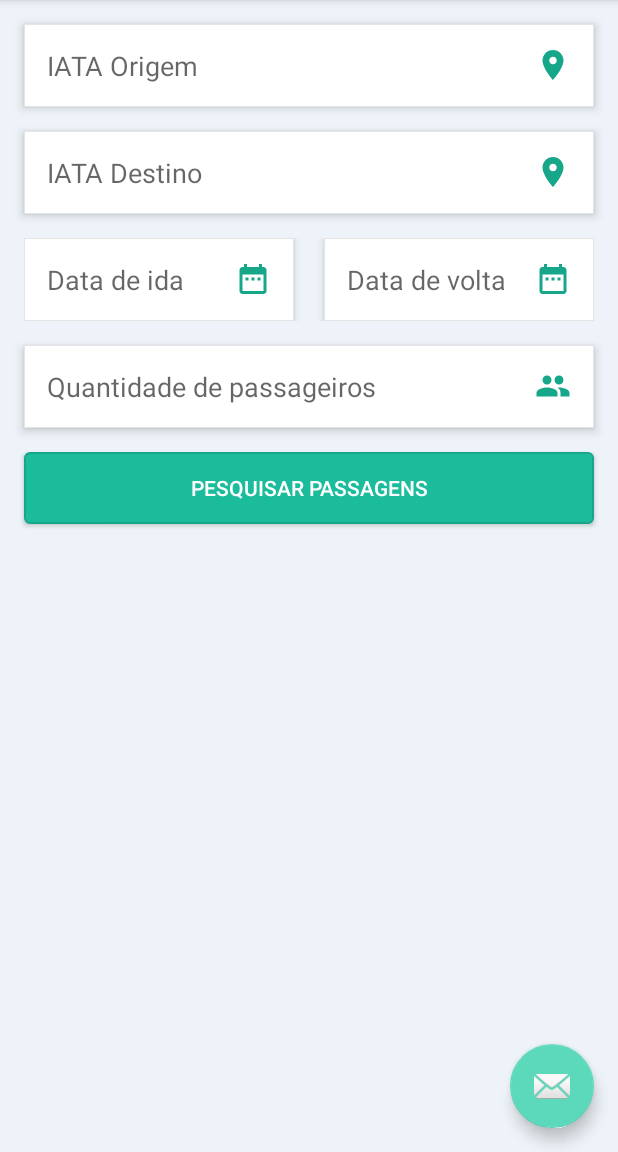
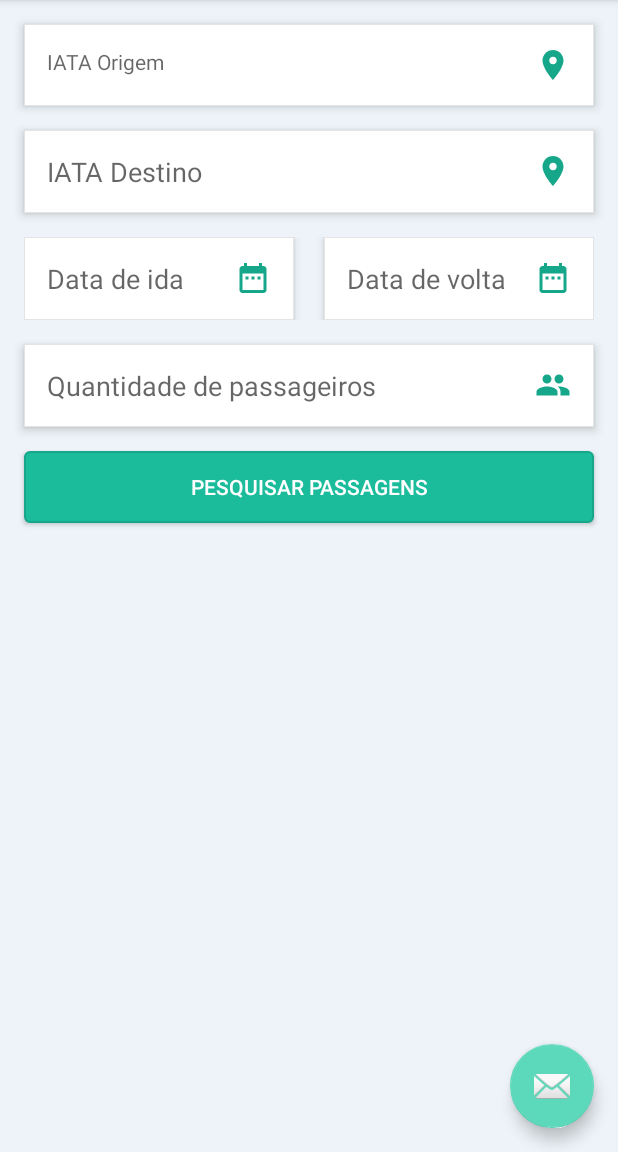
Before and after one commit to andreluiz1987/ProjetoMaxMilhas, an Android app: the screen it shows after launch (HomeActivity), on a phone screen of 412 x 824 dp, the part 84-1236 px from its top. Run offline under Robolectric (Android 15) with nearby library versions, the phone set to English and light mode, and no system bars; our stand-ins replace ButterKnife.

```diff
--- a/app/src/main/java/andrekabelim/br/projetomaxmilhas/ui/view/HomeActivity.java
+++ b/app/src/main/java/andrekabelim/br/projetomaxmilhas/ui/view/HomeActivity.java
@@ -1,5 +1,6 @@
 package andrekabelim.br.projetomaxmilhas.ui.view;
 
+import android.app.DatePickerDialog;
 import android.content.Intent;
 import android.os.Bundle;
 import android.support.design.widget.FloatingActionButton;
@@ -13,8 +14,13 @@ import android.view.View;
 import android.view.Menu;
 import android.view.MenuItem;
 import android.widget.Button;
+import android.widget.DatePicker;
+import android.widget.EditText;
 
+import java.text.SimpleDateFormat;
+import java.util.Calendar;
 import java.util.HashMap;
+import java.util.Locale;
 import java.util.Map;
 
 import andrekabelim.br.projetomaxmilhas.R;
@@ -27,6 +33,7 @@ import andrekabelim.br.projetomaxmilhas.ui.models.ResponseData;
 import andrekabelim.br.projetomaxmilhas.ui.support.http.GoibiboAPI;
 import andrekabelim.br.projetomaxmilhas.ui.support.http.RetrofitConfig;
 import butterknife.BindView;
+import butterknife.ButterKnife;
 import butterknife.OnClick;
 import retrofit2.Call;
 import retrofit2.Callback;
@@ -37,13 +44,18 @@ public class HomeActivity extends AppCompatActivity {
     @BindView(R.id.btn_find_tickets)
     Button btnSearch;
 
+    @BindView(R.id.edt_date_from)
+    EditText txtDateFrom;
+
     @Override
     protected void onCreate(Bundle savedInstanceState) {
         super.onCreate(savedInstanceState);
         setContentView(R.layout.activity_home);
+
         Toolbar toolbar = findViewById(R.id.toolbar);
         setSupportActionBar(toolbar);
 
+        ButterKnife.bind(this);
 //        AppCompatAutoCompleteTextView autoTextViewCustom = findViewById(R.id.acIATA);
 //
 //        AirportAdapter airportAdapter = new AirportAdapter(this, R.layout.autocomplete_item, CodeIATA.getIATACodes());
@@ -51,15 +63,16 @@ public class HomeActivity extends AppCompatActivity {
 //        autoTextViewCustom.setThreshold(1);
 //        autoTextViewCustom.setAdapter(airportAdapter);
 
-        Button btnSearch = findViewById(R.id.btn_find_tickets);
-        btnSearch.setOnClickListener(new View.OnClickListener() {
-            @Override
-            public void onClick(View view) {
+//        Button btnSearch = findViewById(R.id.btn_find_tickets);
+////        btnSearch.setOnClickListener(new View.OnClickListener() {
+////            @Override
+////            public void onClick(View view) {
+////
+////                Intent intent = new Intent(getApplicationContext(), FligthActivity.class);
+////                startActivity(intent);
+////            }
+////        });
 
-                Intent intent = new Intent(getApplicationContext(), FligthActivity.class);
-                startActivity(intent);
-            }
-        });
         FloatingActionButton fab = (FloatingActionButton) findViewById(R.id.fab);
         fab.setOnClickListener(new View.OnClickListener() {
             @Override
@@ -69,7 +82,7 @@ public class HomeActivity extends AppCompatActivity {
 
                 Map<String, String> filters = new HashMap<>();
                 filters.put(AppConfig.Goibibo.PARAM_APP_ID, AppConfig.Goibibo.APP_ID);
-                filters.put(AppConfig.Goibibo.PARAM_APP_ID,AppConfig.Goibibo.KEY);
+                filters.put(AppConfig.Goibibo.PARAM_APP_ID, AppConfig.Goibibo.KEY);
                 filters.put(AppConfig.Goibibo.PARAM_FORMAT, AppConfig.Goibibo.FORMAT_JSON);
                 filters.put(AppConfig.Goibibo.PARAM_SOURCE, "CNF");
                 filters.put(AppConfig.Goibibo.PARAM_DESTINATION, "VIX");
@@ -110,8 +123,27 @@ public class HomeActivity extends AppCompatActivity {
     }
 
     @OnClick(R.id.btn_find_tickets)
-    public void btnSearchClicked(View view){
+    public void btnSearchClicked(View view) {
         Intent intent = new Intent(this, FligthActivity.class);
         startActivity(intent);
     }
+
+    @OnClick(R.id.edt_date_from)
+    public void edtDateOnWardClicked() {
+
+        Calendar newCalendar = Calendar.getInstance();
+
+
+        final SimpleDateFormat dateFormatter = new SimpleDateFormat("dd-MM-yyyy", Locale.getDefault());
+        DatePickerDialog datepicker = new DatePickerDialog(this, new DatePickerDialog.OnDateSetListener() {
+
+            public void onDateSet(DatePicker view, int year, int monthOfYear, int dayOfMonth) {
+                Calendar newDate = Calendar.getInstance();
+                newDate.set(year, monthOfYear, dayOfMonth);
+                txtDateFrom.setText(dateFormatter.format(newDate.getTime()));
+            }
+
+        },newCalendar.get(Calendar.YEAR), newCalendar.get(Calendar.MONTH), newCalendar.get(Calendar.DAY_OF_MONTH));
+    }
+
 }
--- a/app/src/main/res/layout/content_home.xml
+++ b/app/src/main/res/layout/content_home.xml
@@ -10,7 +10,7 @@
     tools:layout_editor_absoluteY="81dp"
     tools:showIn="@layout/activity_home">
 
-    <EditText
+    <TextView
         android:id="@+id/edt_source_iata"
         android:layout_width="match_parent"
         android:layout_height="wrap_content"
```
